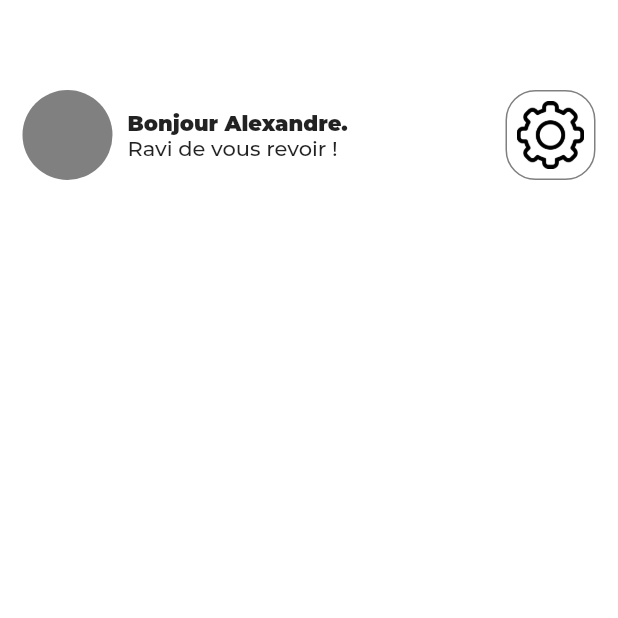
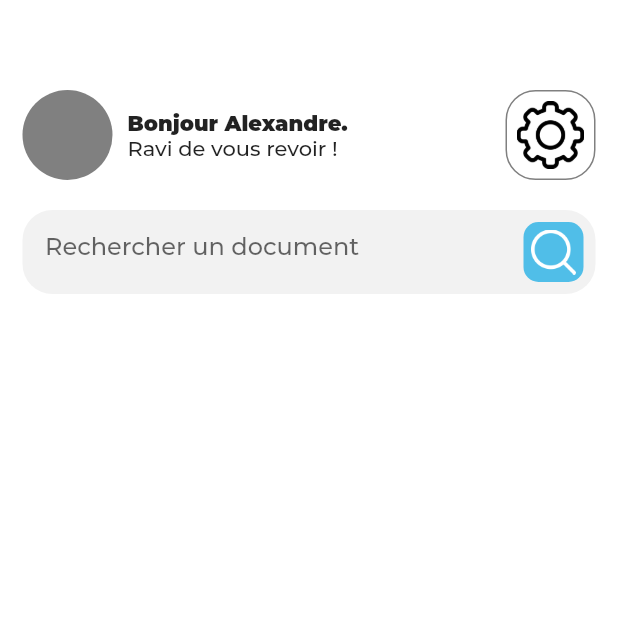
Before and after one commit to alexxtahi/numerizer, a Flutter app: the screen it shows after launch, on a phone screen of 412 x 824 dp, the top half of it. Run offline on Flutter 3.47's test engine with Material 2 defaults, Android fonts, the phone set to English and light mode, and no system bars; project files that could hold a hidden picture were left out.

Commit message:
Creation of MySearchBar component

```diff
--- /dev/null
+++ b/lib/controllers/TextFieldController.dart
@@ -0,0 +1,3 @@
+import 'package:flutter/material.dart';
+
+late TextEditingController textfieldController;
--- a/lib/main.dart
+++ b/lib/main.dart
@@ -17,7 +17,7 @@ class MyApp extends StatelessWidget {
       darkTheme: ThemeData(
         accentColor: Colors.black54,
       ),
-      home: HomeView(title: 'NumeriZer'),
+      home: HomeView(),
       debugShowCheckedModeBanner: false,
     );
   }
--- a/lib/views/Home.dart
+++ b/lib/views/Home.dart
@@ -1,24 +1,23 @@
 import 'package:flutter/material.dart';
 import 'package:flutter/services.dart';
+import 'package:numerizer/views/components/MySearchBar.dart';
 import 'components/MyOutlinedButton.dart';
 
 class HomeView extends StatefulWidget {
-  HomeView({Key? key, required this.title}) : super(key: key);
-
-  final String title;
-
+  HomeView({Key? key}) : super(key: key);
   @override
   HomeViewState createState() => HomeViewState();
 }
 
 class HomeViewState extends State<HomeView> {
+  // textfield controller
   @override
   Widget build(BuildContext context) {
     // Change system UI properties
     SystemChrome.setSystemUIOverlayStyle(
       const SystemUiOverlayStyle(
         statusBarBrightness: Brightness.dark,
-        statusBarColor: Colors.white,
+        statusBarColor: Colors.transparent,
         systemNavigationBarColor: Colors.white,
         statusBarIconBrightness: Brightness.dark,
         systemNavigationBarIconBrightness: Brightness.dark,
@@ -32,9 +31,13 @@ class HomeViewState extends State<HomeView> {
           Padding(padding: EdgeInsets.only(top: 50)),
           Padding(
             padding: EdgeInsets.symmetric(horizontal: 15, vertical: 10),
-            child: Row(
+            child: Column(
+              children: [
+                //todo: Header
+                Row(
                   mainAxisAlignment: MainAxisAlignment.spaceBetween,
                   children: [
+                    //todo: User infos
                     Row(
                       children: [
                         CircleAvatar(
@@ -66,11 +69,26 @@ class HomeViewState extends State<HomeView> {
                     ),
                     //todo: Settings button
                     MyOutlinedButton(
+                      title: 'Settings',
                       icon: 'assets/img/settingsIcon.png',
                       iconSize: 45,
                       size: 60,
                       borderRadius: 20,
                       borderColor: Color.fromRGBO(0, 0, 0, 0.5),
+                    ),
+                  ],
+                ),
+                Padding(padding: EdgeInsets.only(bottom: 20)),
+                //todo: Search Bar
+                MySearchBar(
+                  icon: 'assets/img/searchIcon.png',
+                  iconSize: 30,
+                  searchButtonSize: 30,
+                  width: 200,
+                  height: 50,
+                  borderRadius: 20,
+                  borderColor: Colors.red,
+                  backgroundColor: Color.fromRGBO(0, 0, 0, 1),
                 ),
               ],
             ),
--- a/lib/views/components/MyOutlinedButton.dart
+++ b/lib/views/components/MyOutlinedButton.dart
@@ -1,19 +1,25 @@
 import 'package:flutter/material.dart';
 
 class MyOutlinedButton extends StatefulWidget {
+  //todo: Properties
+  final String title;
   final String icon;
   final double iconSize;
   final double size;
   final double borderRadius;
   final Color borderColor;
+  final Color backgroundColor;
+  //todo: Constructor
   MyOutlinedButton({
+    this.title = 'button',
     required this.icon,
     required this.iconSize,
     required this.size,
     required this.borderRadius,
     required this.borderColor,
+    this.backgroundColor = Colors.transparent,
   });
-
+  //todo: State
   @override
   MyOutlinedButtonState createState() => MyOutlinedButtonState();
 }
@@ -24,7 +30,7 @@ class MyOutlinedButtonState extends State<MyOutlinedButton> {
     // Return building outlined button
     return OutlinedButton(
       onPressed: () {
-        print("Settings button pressed !");
+        print(widget.title + " button pressed !");
       },
       child: Image.asset(
         widget.icon,
@@ -35,6 +41,8 @@ class MyOutlinedButtonState extends State<MyOutlinedButton> {
         padding: MaterialStateProperty.all<EdgeInsetsGeometry>(
             EdgeInsets.symmetric(horizontal: 0, vertical: 0)),
         minimumSize: MaterialStateProperty.all<Size>(Size(20, 20)),
+        backgroundColor:
+            MaterialStateProperty.all<Color>(widget.backgroundColor),
         fixedSize:
             MaterialStateProperty.all<Size>(Size(widget.size, widget.size)),
         side: MaterialStateProperty.all<BorderSide>(
--- /dev/null
+++ b/lib/views/components/MySearchBar.dart
@@ -0,0 +1,69 @@
+import 'package:flutter/material.dart';
+import 'package:numerizer/views/components/MyOutlinedButton.dart';
+
+class MySearchBar extends StatefulWidget {
+  //todo: Properties
+  final String icon;
+  final double iconSize;
+  final double searchButtonSize;
+  final double width;
+  final double height;
+  final double borderRadius;
+  final Color borderColor;
+  final Color backgroundColor;
+  //todo: Constructor
+  MySearchBar({
+    required this.icon,
+    required this.iconSize,
+    required this.searchButtonSize,
+    required this.width,
+    required this.height,
+    required this.borderRadius,
+    required this.borderColor,
+    required this.backgroundColor,
+  });
+  //todo: State
+  @override
+  MySearchBarState createState() => MySearchBarState();
+}
+
+class MySearchBarState extends State<MySearchBar> {
+  @override
+  Widget build(BuildContext context) {
+    // Return building search bar
+    return TextField(
+      cursorColor: Color.fromRGBO(80, 190, 232, 1),
+      cursorRadius: Radius.circular(20),
+      style: TextStyle(fontFamily: 'Montserrat'),
+      decoration: InputDecoration(
+        filled: true,
+        fillColor: Color.fromRGBO(242, 242, 242, 1),
+        hintText: 'Rechercher un document',
+        hintStyle: TextStyle(fontFamily: 'Montserrat'),
+        suffixIcon: Padding(
+          padding: EdgeInsets.all(4),
+          child: MyOutlinedButton(
+            title: 'Search',
+            icon: widget.icon,
+            iconSize: widget.iconSize,
+            size: widget.searchButtonSize,
+            borderRadius: 10,
+            borderColor: Colors.transparent,
+            backgroundColor: Color.fromRGBO(80, 190, 232, 1),
+          ),
+        ),
+        /*errorText: 'Aucun résultat',
+        errorStyle: TextStyle(fontFamily: 'Montserrat'),*/
+        contentPadding: EdgeInsets.symmetric(horizontal: 15, vertical: 15),
+        focusedBorder: OutlineInputBorder(
+          borderSide: BorderSide(color: Colors.transparent),
+          borderRadius: BorderRadius.circular(20),
+        ),
+        enabledBorder: UnderlineInputBorder(
+          borderSide: BorderSide(color: Colors.transparent),
+          borderRadius: BorderRadius.circular(20),
+        ),
+      ),
+    );
+  }
+}
```
Lines whose indentation alone changed are shown as unchanged.
